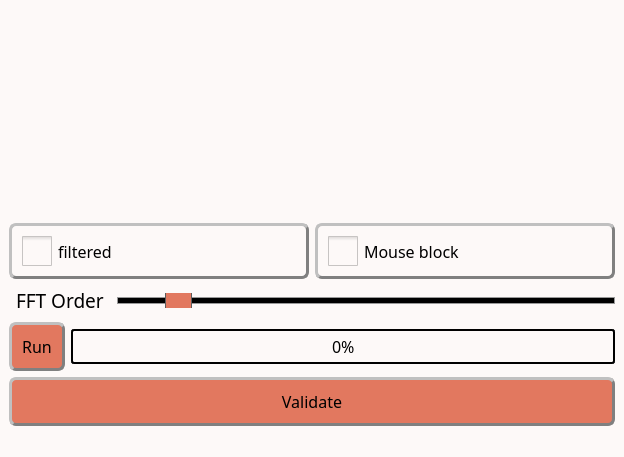
Above: inichord/Remove_FFT.ui from Cyril-Langlois/iniCHORD before the change. Below: the same form after it.
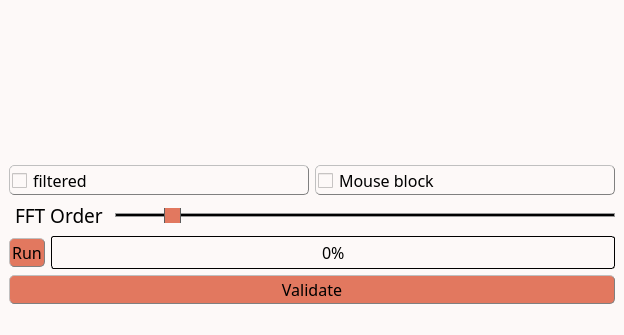
That is the form after the change. Icons and pictures are not drawn. Custom widgets are drawn as their Qt base class.

The edit to the form file:
```diff
--- a/inichord/Remove_FFT.ui
+++ b/inichord/Remove_FFT.ui
@@ -7,7 +7,7 @@
     <x>0</x>
     <y>0</y>
     <width>623</width>
-    <height>457</height>
+    <height>335</height>
    </rect>
   </property>
   <property name="windowTitle">
@@ -37,8 +37,8 @@
 
 /* style des bordures 2 */
 QPushButton, QPushButton:hover, QCheckBox, QComboBox, QSpinBox  {
-	border-radius: 7px;
-	border-width: 3px;
+	border-radius: 5px;
+	border-width: 1px;
 	border-color: gray;
 }
 
@@ -49,15 +49,15 @@
 QComboBox, QTextEdit, QSpinBox {font: 10pt &quot;Noto Sans Cond&quot;}
 
 /* Padding 1 */
-QLabel, QComboBox, QComboBox::down-arrow, QSpinBox, QSpinBox::down-arrow, QSpinBox::up-arrow {padding : 2px;}
+QLabel, QComboBox, QComboBox::down-arrow, QSpinBox, QSpinBox::down-arrow, QSpinBox::up-arrow {padding : 1px;}
 
 /* Padding 2 */
-QPushButton, QPushButton:hover, QCheckBox {padding : 10px;}
+QPushButton, QPushButton:hover, QCheckBox {padding : 2px;}
 
 /* Gestion taille des QCheckBoxes */
 QCheckBox::indicator:unchecked, QCheckBox::indicator:unchecked:hover, QCheckBox::indicator:checked, QCheckBox::indicator:checked:hover  {
-	width :30px;
-	height : 30px;
+	width :15px;
+	height : 15px;
 }
 
 QLabel {
@@ -79,19 +79,19 @@
 
 QComboBox::drop-down:button{
 	border-radius: 4px;
-	border-width: 3px;
-	width: 36px;
+	border-width: 1px;
+	width: 30px;
 }
 
 QComboBox::down-arrow {
-	image : url(icons/Arrow_down.png);
-    width: 13px;
+	 image : url(icons/Arrow_down.png); 
+    width: 12px;
     height: 12px;
 }
 
 Line{
 	format: plain;
-	midLine-Width : 5px;
+	midLine-Width : 1px;
 }
 
 QFrame[height=&quot;3&quot;], QFrame[width=&quot;3&quot;] {background-color: #3A3939;}
@@ -100,7 +100,7 @@
 	background-color: rgb(255, 255, 255);
 	border-style: solid;
 	border-radius: 5px;
-	border-width: 2px;
+	border-width: 1px;
 	border-color: black;
 }
 
@@ -115,45 +115,45 @@
 
 QProgressBar {
 	text-align: center;
-	border: 2px solid black;
+	border: 1px solid black;
 	border-radius: 3px;
  }
 
  QProgressBar::chunk {
 	background-color: rgb(243, 98, 64);
-	width: 20px;
+	width: 15px;
 	margin : 0.5px;
  }
 
 QSpinBox::drop-down:button, QSpinBox::drop-up:button {
 	border-radius: 2px;
-	border-width: 3px;
+	border-width: 1px;
 	width: 36px;
 }
 
 QSpinBox::down-arrow {
 	image : url(icons/Arrow_down.png);
-    width: 26px;
-    height: 24px;
+    width: 24px;
+    height: 22px;
 }
 
 QSpinBox::up-arrow {
 	image : url(icons/Arrow_up.png);
-    width: 26px;
-    height: 24px;
+    width: 24px;
+    height: 22px;
 }
 
 QSlider::groove:horizontal {
     border: 1px solid #999999;
-    height: 5px; /* the groove expands to the size of the slider by default. by giving it a height, it has a fixed size */
+    height: 2px; /* the groove expands to the size of the slider by default. by giving it a height, it has a fixed size */
     background-color: rgb(0, 0, 0);
-    margin: 2px 0;
+    margin: 1px 0;
 }
 
 QSlider::handle:horizontal {
     border: 1px solid #5c5c5c;
-    width: 25px;
-    height: 40px;
+    width: 15px;
+    height: 30px;
     margin: -10px 0; /* handle is placed by default on the contents rect of the groove. Expand outside the groove */
     border-radius: 3px;
 }</string>
@@ -331,7 +331,7 @@
          <widget class="QPushButton" name="Validate_button">
           <property name="minimumSize">
            <size>
-            <width>116</width>
+            <width>96</width>
             <height>0</height>
            </size>
           </property>
```
